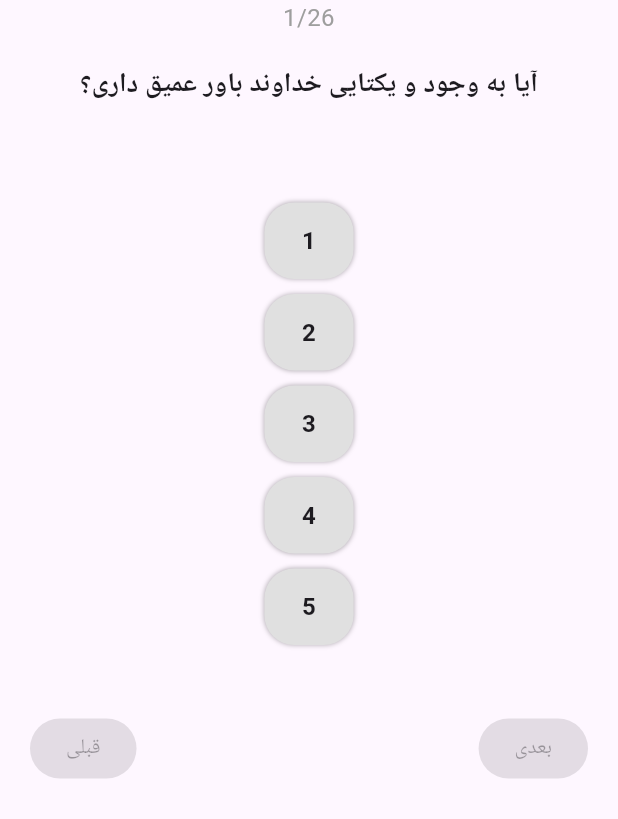
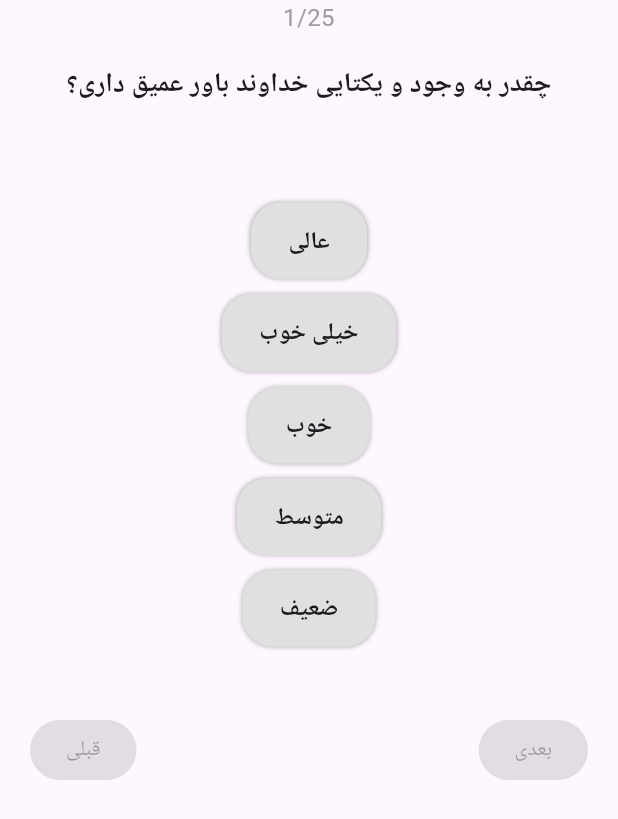
Before and after one commit to adultcode/atom, a Flutter app: the screen it shows after launch, on a phone screen of 412 x 824 dp. Shown: the top 819 px of the screen. Run offline on Flutter 3.47's test engine with Material 3 defaults, Android fonts, the phone set to English and light mode, and no system bars.

Commit message:
score title text

```diff
--- a/lib/main.dart
+++ b/lib/main.dart
@@ -35,7 +35,6 @@ class MyHomePage extends StatefulWidget {
 
 class _MyHomePageState extends State<MyHomePage> {
 
-  late Map<String, List<String>> _questions;
   List<QuestionWithAnswer> _allQuestionsWithAnswers = [];
   int _currentQuestionIndex = 0;
   int _totalQuestions = 0;
@@ -122,6 +121,7 @@ class _MyHomePageState extends State<MyHomePage> {
                 return InkWell(
                   onTap: () {
                     _answerQuestion(score);
+                    _nextQuestion();
                   },
                   child:  AnswerButton(text: score.toString(),
                   color:_answers[_currentQuestionIndex] == score ? Colors.blue : Colors.grey[300]! ,),
--- a/lib/question_daata.dart
+++ b/lib/question_daata.dart
@@ -1,38 +1,37 @@
 final String jsonData = '''
  {
   "ایمان": [
-      "آیا به وجود و یکتایی خداوند باور عمیق داری؟",
+    "چقدر به وجود و یکتایی خداوند باور عمیق داری؟",
     "چقدر به روز قیامت و پاداش یا مجازات اعمال باور داری؟",
     "آیا در زندگی روزمره حضور فرشتگان را حس می‌کنی یا به آن توجه داری؟",
     "چقدر با قرآن و دیگر کتاب‌های آسمانی ارتباط روزانه یا هفتگی داری؟",
     "آیا پیامبران را در رفتار و تصمیم‌گیری‌های خود الگو قرار می‌دهی؟"
   ],
   "انفاق و مسئولیت اجتماعی": [
-      "آیا از مال خود به خویشاوندان نیازمند کمک می‌کنی؟",
-      "آیا به یتیمان یا مؤسسات خیریه‌ی مربوط به آن‌ها کمک می‌کنی؟",
-      "چقدر در رفع نیاز مالی یا احساسی مساکین تلاش می‌کنی؟",
-      "آیا اگر کسی در سفر یا غریبه و بی‌پناه باشد، به او کمک می‌کنی؟",
+    "چقدر از مال خود به خویشاوندان نیازمند کمک می‌کنی؟",
+    "به یتیمان یا مؤسسات خیریه‌ی مربوط به آن‌ها، چقدر کمک می‌کنی؟",
+    " اگر کسی مسافر یا غریبه و بی‌پناه باشد، چقدر به او کمک می‌کنی؟",
     "وقتی کسی از تو درخواست کمک یا راهنمایی می‌کند، چقدر پاسخگو هستی؟",
-      "آیا برای آزادی افراد گرفتار قدمی برداشته‌ای؟"
+    "چقدر برای آزادی افراد گرفتار قدمی برداشته‌ای؟"
   ],
   "عبادت": [
     "آیا نماز را در زمان مشخص و با حضور قلب می‌خوانی؟",
-      "آیا در طول روز یا هفته زمانی برای راز و نیاز با خدا داری؟",
+    "چه میزان در طول روز یا هفته زمانی برای راز و نیاز با خدا اختصاص می‌دهی؟",
     "چقدر زکات، خمس یا صدقه مستحب می‌پردازی؟",
-      "آیا پیش از خواب یا بیدار شدن، به یاد خدا هستی؟",
-      "آیا عبادت برایت وظیفه خشک است یا لذت و نیاز روحی؟"
+    "چه میزان قبل از خوابیدن یا بعد از بیدار شدن از خواب، به یاد خدا هستی؟",
+    "چه میزان عبادت برایت لذتی روحی است؟ (و نه وظیفه‌ا‌ی خشک)"
   ],
   "وفای به عهد": [
     "وقتی قول می‌دهی، چقدر متعهد به اجرای آن هستی؟",
     "اگر مشکلی پیش بیاید، آیا باز هم برای وفای به عهد تلاش می‌کنی؟",
     "چقدر در تعهدات شغلی، خانوادگی یا دوستانه‌ات مسئولانه عمل می‌کنی؟",
-      "آیا به عهدهای قلبی (مثل دوستی یا عشق) نیز پایبند هستی؟",
-      "اگر کسی به تو اعتماد کند، آیا آن را تا پایان حفظ می‌کنی؟"
+    "چه میزان به عهدهای قلبی (مثل دوستی یا عشق) پایبند هستی؟",
+    "اگر کسی به تو اعتماد کند، چه میزان اعتمادش را حفظ می‌کنی؟"
   ],
   "صبر و پایداری": [
-      "هنگام فقر یا بحران مالی، چقدر امیدت را از دست نمی‌دهی؟",
-      "در مواجهه با بیماری یا ناراحتی جسمی/روانی، چقدر آرامش داری؟",
-      "در برابر سختی‌های زندگی، چقدر از مسیر درست منحرف نمی‌شوی؟",
+    "هنگام فقر یا بحران مالی، چقدر امیدوار باقی می‌مانی و ناامید نمی‌شوی؟",
+    "هنگام مواجهه با بیماری یا ناراحتی جسمی/روانی، چقدر آرامش داری؟",
+    "در برابر سختی‌های زندگی، چقدر در مسیر درست باقی می‌مانی؟",
     "هنگام ناراحتی از دیگران، چقدر خشم خود را کنترل می‌کنی؟",
     "وقتی دیگران به تو بی‌مهری می‌کنند، چقدر صبوری و گذشت نشان می‌دهی؟"
   ]
--- a/lib/widgets/answer_button.dart
+++ b/lib/widgets/answer_button.dart
@@ -3,8 +3,34 @@ import 'package:flutter/material.dart';
 class AnswerButton extends StatelessWidget {
 
   String text;
-  AnswerButton({required this.text,required this.color});
+ late String _title;
   Color color;
+  AnswerButton({required this.text,required this.color}){
+
+    switch(int.parse(text)){
+      case 1:
+        _title = "عالی";
+        break;
+      case 2:
+        _title = "خیلی خوب";
+
+        break;
+      case 3:
+        _title = "خوب";
+
+        break;
+      case 4:
+        _title = "متوسط";
+
+        break;
+      case 5:
+        _title = "ضعیف";
+
+        break;
+    }
+  }
+
+
   @override
   Widget build(BuildContext context) {
     return Container(
@@ -21,7 +47,7 @@ class AnswerButton extends StatelessWidget {
           ]
          // color: Colors.blue.withValues(alpha: 0.4)
       ),
-      child: Text("$text",style: TextStyle(fontWeight: FontWeight.w600,fontSize: 16),),
+      child: Text("$_title",style: TextStyle(fontWeight: FontWeight.w600,fontSize: 16),),
     );
   }
 }
```
Lines whose indentation alone changed are shown as unchanged.
